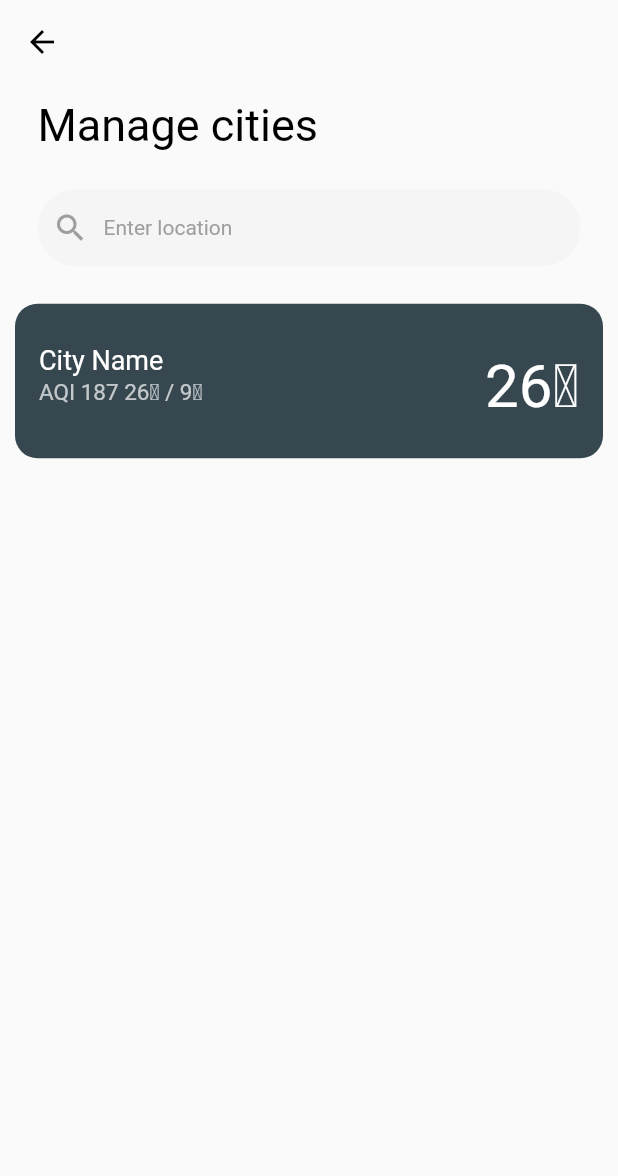
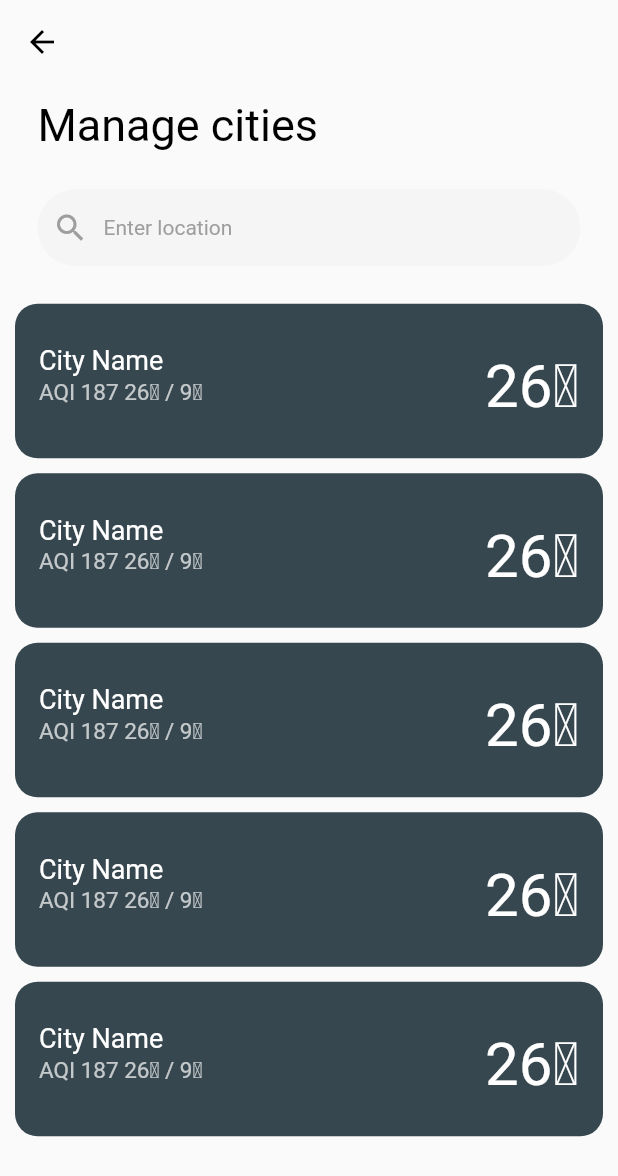
Before and after one commit to harshit82/Accuweather-Clone, a Flutter app: the screen it shows after launch, after a tap on the "add" icon, on a phone screen of 412 x 824 dp. Shown: the top 1176 px of the screen. Run offline on Flutter 3.47's test engine with Material 2 defaults, Android fonts, the phone set to English and light mode, and no system bars; our stand-ins replace font_awesome_flutter, geolocator; network calls fail.

Commit message:
Added Climate Images; API fix for named cities

```diff
--- a/lib/constants/constants.dart
+++ b/lib/constants/units.dart
@@ -1,3 +1,4 @@
 const String celsius = "\u2103";
 const String farenheit = "\u2109";
 const String windSpeedUnit = "km/h";
+const String pressureUnit = "mbar";
--- a/lib/services/fetcher.dart
+++ b/lib/services/parser.dart
@@ -2,8 +2,8 @@ import 'package:accuweather/constants/api_details.dart';
 import 'package:accuweather/services/location.dart';
 import 'package:accuweather/services/networking.dart';
 
-class Fetcher {
-  Future<dynamic> getCityWeather(String cityName) async {
+class Parser {
+  Future<dynamic> getCityWeather({required String cityName}) async {
     try {
       cityName = cityName.toLowerCase();
       var url = "$openWeatherMapUrl?q=$cityName&appid=$apiKey&units=metric";
--- a/lib/ui/views/enter_location.dart
+++ b/lib/ui/views/enter_location.dart
@@ -1,4 +1,4 @@
-import 'package:accuweather/constants/constants.dart';
+import 'package:accuweather/constants/units.dart';
 import 'package:accuweather/ui/views/search_screen.dart';
 import 'package:flutter/material.dart';
 
@@ -35,15 +35,37 @@ class EnterLocation extends StatelessWidget {
                 ),
               ),
               const SizedBox(height: 10),
-              //const SearchBar(),
               const SearchBar(),
               const SizedBox(height: 10),
-              SizedBox(
+              const CityTile(),
+              const SizedBox(height: 10),
+              const CityTile(),
+              const SizedBox(height: 10),
+              const CityTile(),
+              const SizedBox(height: 10),
+              const CityTile(),
+              const SizedBox(height: 10),
+              const CityTile(),
+            ],
+          ),
+        ),
+      ),
+    );
+  }
+}
+
+class CityTile extends StatelessWidget {
+  const CityTile({
+    Key? key,
+  }) : super(key: key);
+
+  @override
+  Widget build(BuildContext context) {
+    return SizedBox(
       height: MediaQuery.of(context).size.height / 8,
       child: ListTile(
         contentPadding: const EdgeInsets.fromLTRB(16, 16, 16, 4),
-                  shape: RoundedRectangleBorder(
-                      borderRadius: BorderRadius.circular(15)),
+        shape: RoundedRectangleBorder(borderRadius: BorderRadius.circular(15)),
         tileColor: Colors.blueGrey[800],
         isThreeLine: true,
         title: const Text(
@@ -65,11 +87,6 @@ class EnterLocation extends StatelessWidget {
           style: TextStyle(
             fontSize: 40,
             color: Colors.white,
-                    ),
-                  ),
-                ),
-              ),
-            ],
           ),
         ),
       ),
--- a/lib/ui/views/page1.dart
+++ b/lib/ui/views/page1.dart
@@ -1,9 +1,13 @@
+import 'package:accuweather/constants/climate_images.dart';
+import 'package:accuweather/model/climate_model.dart';
+import 'package:accuweather/services/parser.dart';
 import 'package:accuweather/ui/views/enter_location.dart';
 import 'package:accuweather/ui/widgets/aqi.dart';
 import 'package:accuweather/ui/widgets/details.dart';
 import 'package:accuweather/ui/widgets/temp._widget.dart';
 import 'package:accuweather/ui/widgets/three_day_forecast.dart';
 import 'package:accuweather/ui/widgets/wind.dart';
+import 'package:flutter/foundation.dart';
 import 'package:flutter/material.dart';
 
 class Page1 extends StatefulWidget {
@@ -13,25 +17,58 @@ class Page1 extends StatefulWidget {
   State<Page1> createState() => _Page1State();
 }
 
-class _Page1State extends State<Page1> with SingleTickerProviderStateMixin {
-  // late Animation animation;
-  // late AnimationController animationController;
+class _Page1State extends State<Page1> {
+  ClimateModel climateModel = ClimateModel();
+
+  String cityName = "City Name";
+  String temp = "";
+  String visibility = "";
+  String windSpeed = "";
+  String realFeel = "";
+  String pressure = "";
+  String humidity = "";
+  String name = "";
+  String clouds = "";
+  String max = "";
+  String min = "";
+
+  Future<void> _loadData() async {
+    // ignore: prefer_typing_uninitialized_variables
+    var decodedJson;
+    try {
+      decodedJson = await Parser().getCityWeather(cityName: "Chennai");
+    } catch (e) {
+      if (kDebugMode) {
+        print(e);
+      }
+    }
+    climateModel = ClimateModel.fromJson(decodedJson as Map<String, dynamic>);
+
+    setState(() {
+      cityName = climateModel.name.toString();
+      temp = climateModel.main!.temp.toString();
+      visibility = climateModel.visibility.toString();
+      pressure = climateModel.main!.pressure.toString();
+      humidity = climateModel.main!.humidity.toString();
+      realFeel = climateModel.main!.feelsLike.toString();
+      name = climateModel.weather![0].main.toString();
+      windSpeed = climateModel.wind!.speed.toString();
+      clouds = climateModel.clouds!.all.toString();
+      max = climateModel.main!.tempMax.toString();
+      min = climateModel.main!.tempMin.toString();
+    });
+  }
 
   @override
   void initState() {
-    // animationController =
-    //     AnimationController(vsync: this, duration: const Duration(seconds: 2));
-
-    // animation.addStatusListener((status) {
-    //   print(status);
-    // });
+    _loadData();
     super.initState();
-    // Presenter().getWeatherData(cityName: "RAnchi");
   }
 
   @override
   Widget build(BuildContext context) {
     return Scaffold(
+      backgroundColor: Colors.grey,
       extendBodyBehindAppBar: true,
       appBar: AppBar(
           backgroundColor: Colors.transparent,
@@ -43,65 +80,67 @@ class _Page1State extends State<Page1> with SingleTickerProviderStateMixin {
                   MaterialPageRoute(
                       builder: (context) => const EnterLocation()));
             }),
-            child: const Icon(
-              Icons.add,
-              color: Colors.white,
-            ),
+            child: const Icon(Icons.add),
           ),
           centerTitle: true,
-          title: const Text(
-            "City Name",
-            style: TextStyle(
-              fontSize: 22,
-              color: Colors.white,
+          title: Text(
+            cityName,
+            style: const TextStyle(fontSize: 22),
           ),
+          actions: [
+            Padding(
+              padding: const EdgeInsets.symmetric(horizontal: 15),
+              child: GestureDetector(
+                onTap: (() {
+                  _loadData();
+                }),
+                child: const Icon(Icons.settings),
               ),
-          actions: const [
-            Padding(
-              padding: EdgeInsets.symmetric(horizontal: 15),
-              child: Icon(Icons.settings, color: Colors.white),
             ),
           ]),
       body: Container(
         height: double.infinity,
-        decoration: const BoxDecoration(
+        decoration: BoxDecoration(
           image: DecorationImage(
-            image: AssetImage("assets/haze.jpg"),
+            image: NetworkImage(ClimateImages().chooseImage(name)),
             fit: BoxFit.cover,
           ),
         ),
         padding: const EdgeInsets.all(20.0),
         child: SingleChildScrollView(
           physics: const ClampingScrollPhysics(),
-          child: Column(
-            children: [
+          child: Column(children: [
             const SizedBox(height: 200),
-              const Temperature(
-                aqi: '',
-                temp: '',
+            Temperature(
+              realFeel: realFeel,
+              temp: temp,
+              name: name,
             ),
             const SizedBox(height: 100),
-              const ThreeDayForecast(),
+            ThreeDayForecast(
+              name: name,
+              max: max,
+              min: min,
+            ),
             const SizedBox(height: 50),
-              const WindDetailsWidget(
-                temp: '',
+            WindDetailsWidget(
+              temp: temp,
               time: '',
-                windSpeed: '',
+              windSpeed: windSpeed,
             ),
             const SizedBox(height: 30),
-              const Details(),
+            Details(
+              humidity: humidity,
+              pressure: pressure,
+              visibility: visibility,
+              windSpeed: windSpeed,
+              clouds: clouds,
+            ),
             const SizedBox(height: 30),
             const Aqi(),
-            ],
-          ),
+          ]),
         ),
       ),
     );
   }
-
-  // @override
-  // void dispose() {
-  //   animationController.dispose();
-  //   super.dispose();
-  // }
 }
--- a/lib/ui/views/page2.dart
+++ b/lib/ui/views/page2.dart
@@ -1,3 +1,7 @@
+import 'package:accuweather/constants/climate_images.dart';
+import 'package:accuweather/model/climate_model.dart';
+import 'package:accuweather/services/location.dart';
+import 'package:accuweather/services/parser.dart';
 import 'package:accuweather/ui/views/enter_location.dart';
 import 'package:accuweather/ui/widgets/aqi.dart';
 import 'package:accuweather/ui/widgets/details.dart';
@@ -14,6 +18,50 @@ class Page2 extends StatefulWidget {
 }
 
 class _Page2State extends State<Page2> {
+  ClimateModel climateModel = ClimateModel();
+
+  String cityName = "City Name";
+  String temp = "";
+  String visibility = "";
+  String windSpeed = "";
+  String realFeel = "";
+  String pressure = "";
+  String humidity = "";
+  String name = "";
+  String clouds = "";
+  String max = "";
+  String min = "";
+
+  Future<void> _loadData() async {
+    var decodedJson;
+    try {
+      decodedJson = await Parser().getCityWeather(cityName: "Kolkata");
+    } catch (e) {
+      print(e);
+    }
+    climateModel = ClimateModel.fromJson(decodedJson as Map<String, dynamic>);
+
+    setState(() {
+      cityName = climateModel.name.toString();
+      temp = climateModel.main!.temp.toString();
+      visibility = climateModel.visibility.toString();
+      pressure = climateModel.main!.pressure.toString();
+      humidity = climateModel.main!.humidity.toString();
+      realFeel = climateModel.main!.feelsLike.toString();
+      name = climateModel.weather![0].main.toString();
+      windSpeed = climateModel.wind!.speed.toString();
+      clouds = climateModel.clouds!.all.toString();
+      max = climateModel.main!.tempMax.toString();
+      min = climateModel.main!.tempMin.toString();
+    });
+  }
+
+  @override
+  void initState() {
+    _loadData();
+    super.initState();
+  }
+
   @override
   Widget build(BuildContext context) {
     return Scaffold(
@@ -44,9 +92,9 @@ class _Page2State extends State<Page2> {
           ]),
       body: Container(
         height: double.infinity,
-        decoration: const BoxDecoration(
+        decoration: BoxDecoration(
           image: DecorationImage(
-            image: AssetImage("assets/haze.jpg"),
+            image: NetworkImage(ClimateImages().chooseImage(name)),
             fit: BoxFit.cover,
           ),
         ),
@@ -54,23 +102,34 @@ class _Page2State extends State<Page2> {
         child: SingleChildScrollView(
           physics: const ClampingScrollPhysics(),
           child: Column(children: [
-            SizedBox(height: 200),
+            const SizedBox(height: 200),
             Temperature(
-              aqi: '',
-              temp: '',
+              realFeel: '40',
+              temp: '10',
+              name: '',
             ),
-            SizedBox(height: 100),
-            ThreeDayForecast(),
-            SizedBox(height: 50),
-            WindDetailsWidget(
-              temp: '',
-              time: '',
-              windSpeed: '',
+            const SizedBox(height: 100),
+            ThreeDayForecast(
+              name: '',
+              max: '',
+              min: '',
             ),
-            SizedBox(height: 30),
-            Details(),
-            SizedBox(height: 30),
-            Aqi(),
+            const SizedBox(height: 50),
+            const WindDetailsWidget(
+              temp: '10',
+              time: '2',
+              windSpeed: '4',
+            ),
+            const SizedBox(height: 30),
+            Details(
+              humidity: '3',
+              pressure: '23',
+              visibility: '12',
+              windSpeed: '4',
+              clouds: '',
+            ),
+            const SizedBox(height: 30),
+            const Aqi(),
           ]),
         ),
       ),
--- a/lib/ui/views/search_screen.dart
+++ b/lib/ui/views/search_screen.dart
@@ -1,4 +1,4 @@
-import 'package:accuweather/presenter.dart';
+import 'package:accuweather/services/parser.dart';
 import 'package:flutter/material.dart';
 
 class SearchTextField extends StatelessWidget {
@@ -40,8 +40,7 @@ class SearchTextField extends StatelessWidget {
                       suffixIcon: GestureDetector(
                         onTap: (() async {
                           searchText = textEditingController.text;
-                          await Presenter()
-                              .getWeatherData(cityName: searchText);
+                          await Parser().getCityWeather(cityName: searchText);
                         }),
                         child: const Icon(
                           Icons.arrow_forward,
--- a/lib/ui/widgets/aqi.dart
+++ b/lib/ui/widgets/aqi.dart
@@ -1,4 +1,7 @@
 import 'package:flutter/material.dart';
+import 'package:url_launcher/url_launcher.dart';
+
+final Uri _url = Uri.parse("https://www.accuweather.com/");
 
 class Aqi extends StatelessWidget {
   const Aqi({
@@ -45,15 +48,20 @@ class Aqi extends StatelessWidget {
                 ],
               ),
               Row(
-                children: const [
-                  Text(
-                    "Full air quality forecast ",
-                    style: TextStyle(
-                      fontSize: 15,
-                      color: Colors.white,
+                children: [
+                  GestureDetector(
+                    onTap: (() {
+                      _launchInBrowser(_url);
+                    }),
+                    child: const Text(
+                      "Full air quality forecast ",
+                      style: TextStyle(
+                        fontSize: 15,
+                        color: Colors.white,
+                      ),
                     ),
                   ),
-                  Icon(
+                  const Icon(
                     Icons.arrow_forward_ios,
                     size: 12,
                     color: Colors.white,
@@ -66,4 +74,13 @@ class Aqi extends StatelessWidget {
       ),
     );
   }
+
+  Future<void> _launchInBrowser(Uri url) async {
+    if (!await launchUrl(
+      url,
+      mode: LaunchMode.externalApplication,
+    )) {
+      throw 'Could not launch $url';
+    }
+  }
 }
--- a/lib/ui/widgets/details.dart
+++ b/lib/ui/widgets/details.dart
@@ -1,9 +1,21 @@
-import 'package:accuweather/constants/constants.dart';
 import 'package:flutter/material.dart';
 
+import 'package:accuweather/constants/units.dart';
+
 class Details extends StatelessWidget {
+  final String visibility;
+  final String windSpeed;
+  final String humidity;
+  final String pressure;
+  final String clouds;
+
   const Details({
     Key? key,
+    required this.visibility,
+    required this.windSpeed,
+    required this.humidity,
+    required this.pressure,
+    required this.clouds,
   }) : super(key: key);
 
   @override
@@ -29,43 +41,46 @@ class Details extends StatelessWidget {
                 children: [
                   Column(
                       crossAxisAlignment: CrossAxisAlignment.start,
-                      children: const [
-                        Text(
-                          "Real Feel",
+                      children: [
+                        const Text(
+                          "Visibility",
                           style: TextStyle(color: Colors.white70),
                         ),
-                        SizedBox(height: 4),
+                        const SizedBox(height: 4),
                         Text(
                           overflow: TextOverflow.ellipsis,
-                          "20$celsius",
-                          style: TextStyle(color: Colors.white),
+                          visibility,
+                          style: const TextStyle(color: Colors.white),
                         ),
-                        SizedBox(height: 10),
-                        Text(
-                          "Chance of Rain",
+                        const SizedBox(height: 10),
+                        const Text(
+                          "Clouds",
                           style: TextStyle(color: Colors.white70),
                         ),
-                        SizedBox(height: 4),
+                        const SizedBox(height: 4),
                         Text(
                           overflow: TextOverflow.ellipsis,
-                          "20%",
-                          style: TextStyle(color: Colors.white),
+                          "$clouds%",
+                          style: const TextStyle(color: Colors.white),
                         ),
-                        SizedBox(height: 10),
-                        Text(
+                        const SizedBox(height: 10),
+                        const Text(
                           overflow: TextOverflow.ellipsis,
                           "Wind speed",
                           style: TextStyle(color: Colors.white70),
                         ),
-                        SizedBox(height: 4),
+                        const SizedBox(height: 4),
                         Text(
                           overflow: TextOverflow.ellipsis,
-                          "20 $windSpeedUnit",
-                          style: TextStyle(color: Colors.white),
+                          "$windSpeed $windSpeedUnit",
+                          style: const TextStyle(color: Colors.white),
                         ),
                       ]),
                   const SizedBox(width: 120),
-                  const DetailSubwidget(),
+                  DetailSubwidget(
+                    humidity: humidity,
+                    pressure: pressure,
+                  ),
                 ],
               ),
             ),
@@ -77,43 +92,47 @@ class Details extends StatelessWidget {
 }
 
 class DetailSubwidget extends StatelessWidget {
-  const DetailSubwidget({
+  String humidity;
+  String pressure;
+  DetailSubwidget({
     Key? key,
+    required this.humidity,
+    required this.pressure,
   }) : super(key: key);
 
   @override
   Widget build(BuildContext context) {
     return Column(
       crossAxisAlignment: CrossAxisAlignment.start,
-      children: const [
-        Text(
+      children: [
+        const Text(
           "Humidity",
           style: TextStyle(color: Colors.white70),
         ),
-        SizedBox(height: 4),
+        const SizedBox(height: 4),
         Text(
           overflow: TextOverflow.ellipsis,
-          "46%",
-          style: TextStyle(color: Colors.white),
+          "$humidity%",
+          style: const TextStyle(color: Colors.white),
         ),
-        SizedBox(height: 10),
-        Text(
+        const SizedBox(height: 10),
+        const Text(
           "Pressure",
           style: TextStyle(color: Colors.white70),
         ),
-        SizedBox(height: 4),
+        const SizedBox(height: 4),
         Text(
           overflow: TextOverflow.ellipsis,
-          "1017mbar",
-          style: TextStyle(color: Colors.white),
+          "$pressure$pressureUnit",
+          style: const TextStyle(color: Colors.white),
         ),
-        SizedBox(height: 10),
-        Text(
+        const SizedBox(height: 10),
+        const Text(
           "UV Index",
           style: TextStyle(color: Colors.white70),
         ),
-        SizedBox(height: 4),
-        Text(
+        const SizedBox(height: 4),
+        const Text(
           overflow: TextOverflow.ellipsis,
           "4",
           style: TextStyle(color: Colors.white),
--- a/lib/ui/widgets/temp._widget.dart
+++ b/lib/ui/widgets/temp._widget.dart
@@ -1,22 +1,19 @@
 import 'package:flutter/material.dart';
 
-import 'package:accuweather/constants/constants.dart';
+import 'package:accuweather/constants/units.dart';
 
-class Temperature extends StatefulWidget {
+class Temperature extends StatelessWidget {
   final String temp;
-  final String aqi;
+  final String realFeel;
+  final String name;
 
   const Temperature({
     Key? key,
     required this.temp,
-    required this.aqi,
+    required this.realFeel,
+    required this.name,
   }) : super(key: key);
 
-  @override
-  State<Temperature> createState() => _TemperatureState();
-}
-
-class _TemperatureState extends State<Temperature> {
   @override
   Widget build(BuildContext context) {
     return Center(
@@ -26,8 +23,8 @@ class _TemperatureState extends State<Temperature> {
             children: [
               const SizedBox(width: 35),
               Text(
-                widget.temp, // \u2103 for centigrade
-                style: const TextStyle(fontSize: 120, color: Colors.white70),
+                temp, // \u2103 for centigrade
+                style: const TextStyle(fontSize: 100, color: Colors.white70),
                 overflow: TextOverflow.ellipsis,
               ),
               const Text(
@@ -37,9 +34,9 @@ class _TemperatureState extends State<Temperature> {
               ),
             ],
           ),
-          const Text(
-            "Haze",
-            style: TextStyle(fontSize: 25, color: Colors.white70),
+          Text(
+            name,
+            style: const TextStyle(fontSize: 25, color: Colors.white70),
             overflow: TextOverflow.ellipsis,
           ),
           const SizedBox(
@@ -53,18 +50,20 @@ class _TemperatureState extends State<Temperature> {
                   color: Colors.white70),
               child: Padding(
                 padding: const EdgeInsets.all(6),
-                child: Wrap(
+                child: Column(
                   children: [
-                    const Icon(
-                      Icons.masks,
-                      color: Colors.grey,
-                      size: 15,
+                    const Text(
+                      "Real feel",
+                      style: TextStyle(
+                        color: Colors.grey,
+                        fontSize: 15,
+                      ),
                     ),
                     const SizedBox(
                       width: 8,
                     ),
                     Text(
-                      "AQI ${widget.aqi}",
+                      "$realFeel $celsius",
                       style: const TextStyle(
                         fontSize: 15,
                         color: Colors.grey,
--- a/lib/ui/widgets/three_day_forecast.dart
+++ b/lib/ui/widgets/three_day_forecast.dart
@@ -1,8 +1,16 @@
+// ignore_for_file: public_member_api_docs, sort_constructors_first
 import 'package:flutter/material.dart';
 
 class ThreeDayForecast extends StatelessWidget {
+  final String name;
+  final String min;
+  final String max;
+
   const ThreeDayForecast({
     Key? key,
+    required this.name,
+    required this.min,
+    required this.max,
   }) : super(key: key);
 
   @override
@@ -11,24 +19,24 @@ class ThreeDayForecast extends StatelessWidget {
       crossAxisAlignment: CrossAxisAlignment.stretch,
       children: [
         Column(
-          children: const [
+          children: [
             ListTile(
-              leading: Icon(
+              leading: const Icon(
                 Icons.sunny,
                 color: Colors.white,
               ),
               title: Text(
-                "Today; Clear",
+                "Today; $name",
                 overflow: TextOverflow.ellipsis,
-                style: TextStyle(color: Colors.white),
+                style: const TextStyle(color: Colors.white),
               ),
               trailing: Text(
-                "20\u2103 / 10\u2103",
+                "$max\u2103 / $min\u2103",
                 overflow: TextOverflow.ellipsis,
-                style: TextStyle(color: Colors.white),
+                style: const TextStyle(color: Colors.white),
               ),
             ),
-            ListTile(
+            const ListTile(
               leading: Icon(
                 Icons.cloud,
                 color: Colors.white,
@@ -44,7 +52,7 @@ class ThreeDayForecast extends StatelessWidget {
                 overflow: TextOverflow.ellipsis,
               ),
             ),
-            ListTile(
+            const ListTile(
               leading: Icon(
                 Icons.sunny_snowing,
                 color: Colors.white,
--- a/lib/ui/widgets/wind.dart
+++ b/lib/ui/widgets/wind.dart
@@ -1,7 +1,7 @@
 import 'package:flutter/material.dart';
 import 'package:font_awesome_flutter/font_awesome_flutter.dart';
 
-import 'package:accuweather/constants/constants.dart';
+import 'package:accuweather/constants/units.dart';
 
 class WindDetailsWidget extends StatelessWidget {
   final String temp;
--- a/pubspec.yaml
+++ b/pubspec.yaml
@@ -35,6 +35,7 @@ dependencies:
   font_awesome_flutter: ^10.3.0
   geolocator: ^9.0.2
   http: ^0.13.5
+  url_launcher: ^6.1.7
 
 dev_dependencies:
   flutter_lints: ^2.0.0
@@ -50,10 +51,9 @@ flutter:
   # included with your application, so that you can use the icons in
   # the material Icons class.
   uses-material-design: true
-
   # To add assets to your application, add an assets section, like this:
-  assets:
-    - assets/
+  # assets:
+  #   - assets/
   #   - images/a_dot_ham.jpeg
   # An image asset can refer to one or more resolution-specific "variants", see
   # https://flutter.dev/assets-and-images/#resolution-aware
```
Also changed, not shown: lib/constants/climate_images.dart (added, +46 -0 lines), lib/presenter.dart (deleted, +0 -11 lines), lib/services/location.dart (+27 -0 lines), assets/haze.jpg (deleted), assets/sunny.jpg (deleted), pubspec.lock, 9 other files. Lines whose indentation alone changed are shown as unchanged.
